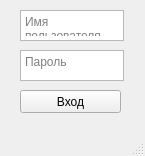
Old version of the form Курсач/UI_Forms/login_form.ui in the repository ChazGrant/PSSBD.
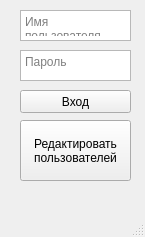
New version of the form.

```diff
--- a/Курсач/UI_Forms/login_form.ui
+++ b/Курсач/UI_Forms/login_form.ui
@@ -7,7 +7,7 @@
     <x>0</x>
     <y>0</y>
     <width>145</width>
-    <height>156</height>
+    <height>237</height>
    </rect>
   </property>
   <property name="windowTitle">
@@ -19,7 +19,7 @@
      <rect>
       <x>20</x>
       <y>10</y>
-      <width>104</width>
+      <width>111</width>
       <height>31</height>
      </rect>
     </property>
@@ -32,7 +32,7 @@
      <rect>
       <x>20</x>
       <y>50</y>
-      <width>104</width>
+      <width>111</width>
       <height>31</height>
      </rect>
     </property>
@@ -45,7 +45,7 @@
      <rect>
       <x>20</x>
       <y>90</y>
-      <width>101</width>
+      <width>111</width>
       <height>23</height>
      </rect>
     </property>
@@ -53,6 +53,20 @@
      <string>Вход</string>
     </property>
    </widget>
+   <widget class="QPushButton" name="editUsers_pushButton">
+    <property name="geometry">
+     <rect>
+      <x>20</x>
+      <y>120</y>
+      <width>111</width>
+      <height>61</height>
+     </rect>
+    </property>
+    <property name="text">
+     <string>Редактировать 
+пользователей</string>
+    </property>
+   </widget>
   </widget>
   <widget class="QMenuBar" name="menubar">
    <property name="geometry">
```
Left out of the diff: 2 changed lines with no effect on the pictures.
